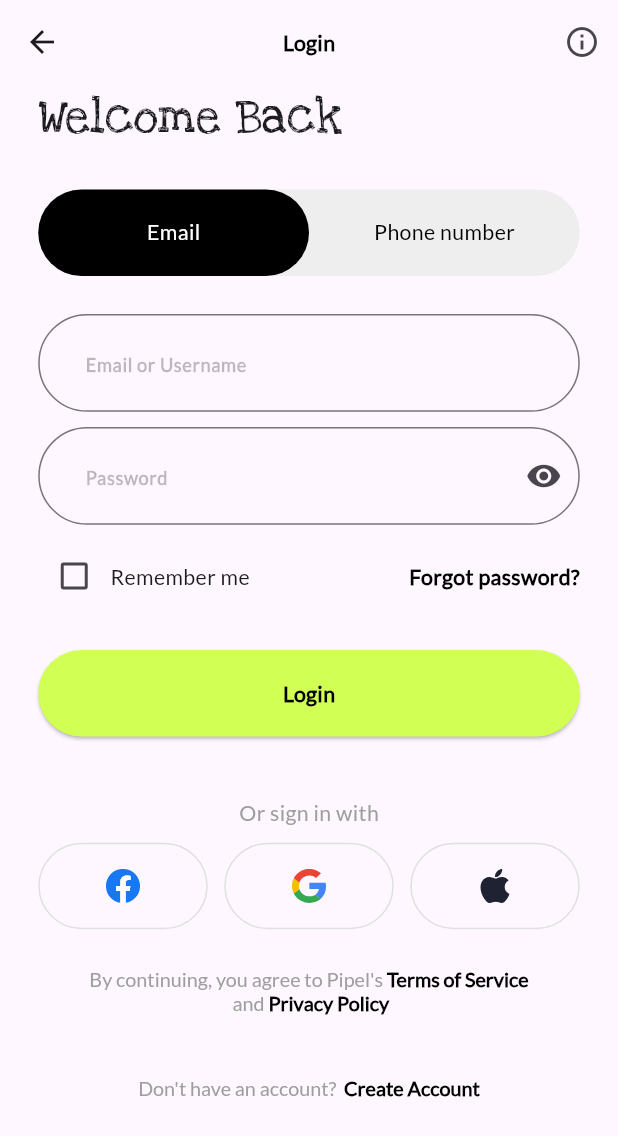
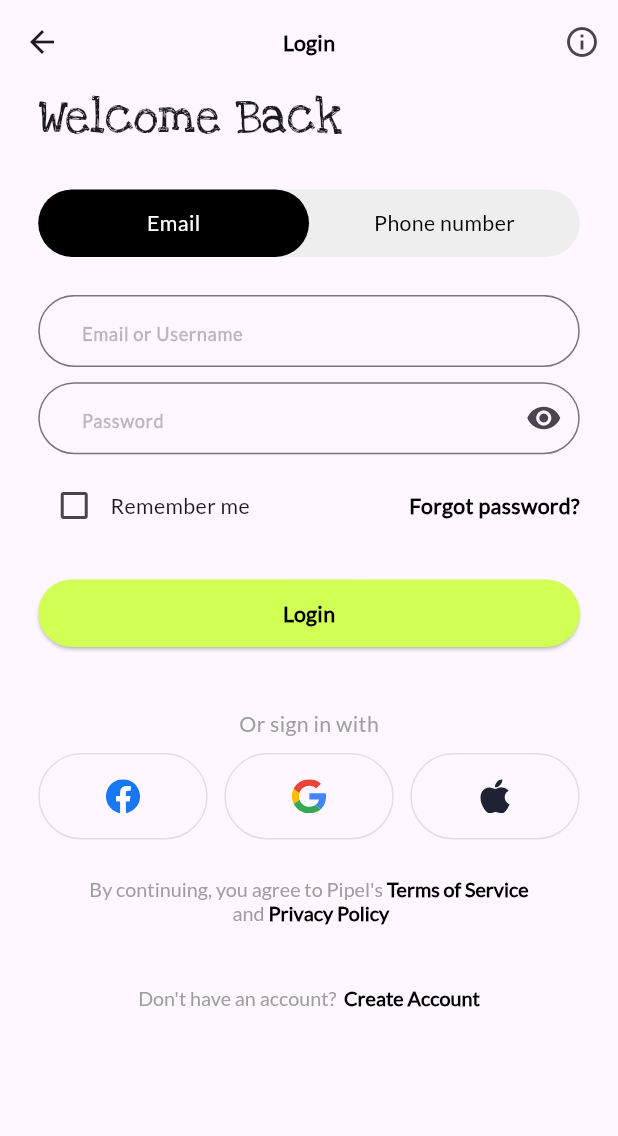
Before and after one commit to Olamidotune/Rootscards, a Flutter app: the SignInScreen screen opened by its route, on a phone screen of 412 x 824 dp. Shown: the top 1136 px of the screen. Run offline on Flutter 3.47's test engine with Material 3 defaults, Android fonts, the light colour scheme and no system bars; our stand-ins replace bloc, carousel_slider, device_info_plus, email_validator, equatable, flutter_bloc and 5 more; accounts and stored records are empty; Roboto replaces fonts that are missing (lato).

Commit message:
chore: adjusted the button and textfield sizes

```diff
--- a/lib/src/presentation/screens/auth/sign_in/sign_in.dart
+++ b/lib/src/presentation/screens/auth/sign_in/sign_in.dart
@@ -10,7 +10,7 @@ import 'package:rootscards/blocs/auth/auth_event.dart';
 import 'package:rootscards/blocs/auth/auth_state.dart';
 import 'package:rootscards/config/dimensions.dart';
 import 'package:rootscards/helper/helper_function.dart';
-import 'package:rootscards/src/shared/widgets/text_field.dart';
+import 'package:rootscards/src/shared/widgets/custom_text_form_field.dart';
 import '../otp.dart';
 import '../passowrd/forgot_password.dart';
 import '../../space/space_screen.dart';
@@ -139,7 +139,7 @@ class _SignInScreenState extends State<SignInScreen>
                 Padding(
                   padding: EdgeInsets.symmetric(horizontal: 5.w),
                   child: Container(
-                    height: .07.sh,
+                    height: 45,
                     decoration: BoxDecoration(
                         borderRadius: BorderRadius.circular(60.w),
                         color: Colors.grey.shade200),
@@ -423,10 +423,11 @@ class _SignInScreenState extends State<SignInScreen>
                           physics: BouncingScrollPhysics(),
                           child: Column(
                             children: [
-                              TextFormField(
-                                keyboardType: TextInputType.phone,
+                              CustomTextField(
                                 controller: _phoneNumberController,
-                                textInputAction: TextInputAction.next,
+                                textInputAction: TextInputAction.go,
+                                hintText: 'Phone number',
+                                textInputType: TextInputType.number,
                                 inputFormatters: [
                                   FilteringTextInputFormatter.allow(
                                     RegExp(
@@ -434,35 +435,6 @@ class _SignInScreenState extends State<SignInScreen>
                                     ),
                                   ),
                                 ],
-                                style: Theme.of(context)
-                                    .textTheme
-                                    .bodySmall!
-                                    .copyWith(
-                                      color: Colors.black,
-                                    ),
-                                decoration: InputDecoration(
-                                  contentPadding: EdgeInsets.symmetric(
-                                      vertical: .035.sh, horizontal: 25.w),
-                                  hintText: "Phone number",
-                                  hintStyle: const TextStyle(
-                                      color: Colors.black26,
-                                      fontWeight: FontWeight.bold),
-                                  border: OutlineInputBorder(
-                                    borderSide:
-                                        BorderSide(color: Colors.grey.shade200),
-                                    borderRadius: BorderRadius.all(
-                                      Radius.circular(60.w),
-                                    ),
-                                  ),
-                                  focusedBorder: OutlineInputBorder(
-                                    borderSide: BorderSide(color: Colors.green),
-                                    borderRadius: BorderRadius.all(
-                                      Radius.circular(
-                                        60.w,
-                                      ),
-                                    ),
-                                  ),
-                                ),
                               ),
                               AppSpacing.verticalSpaceMedium,
                               Button(
--- a/lib/src/presentation/screens/auth/sign_up/second_sign_up_screen.dart
+++ b/lib/src/presentation/screens/auth/sign_up/second_sign_up_screen.dart
@@ -6,7 +6,7 @@ import 'package:rootscards/extensions/build_context.dart';
 import 'package:rootscards/src/presentation/screens/auth/sign_in/sign_in.dart';
 import 'package:rootscards/src/shared/widgets/button.dart';
 import 'package:rootscards/src/shared/widgets/small_social_button.dart';
-import 'package:rootscards/src/shared/widgets/text_field.dart';
+import 'package:rootscards/src/shared/widgets/custom_text_form_field.dart';
 
 class SecondSignUpScreen extends StatefulWidget {
   static const String routeName = "sign_up second screen";
--- a/lib/src/presentation/screens/auth/sign_up/sign_up.dart
+++ b/lib/src/presentation/screens/auth/sign_up/sign_up.dart
@@ -11,7 +11,7 @@ import 'package:rootscards/config/colors.dart';
 import 'package:rootscards/config/dimensions.dart';
 import 'package:rootscards/extensions/build_context.dart';
 import 'package:rootscards/src/presentation/screens/auth/sign_up/second_sign_up_screen.dart';
-import 'package:rootscards/src/shared/widgets/text_field.dart';
+import 'package:rootscards/src/shared/widgets/custom_text_form_field.dart';
 import '../sign_in/sign_in.dart';
 import 'package:rootscards/src/shared/widgets/button.dart';
 import 'package:rootscards/src/shared/widgets/small_social_button.dart';
--- a/lib/src/shared/widgets/button.dart
+++ b/lib/src/shared/widgets/button.dart
@@ -30,8 +30,9 @@ class Button extends StatelessWidget {
   Widget build(BuildContext context) {
     return Container(
       width: double.infinity,
-       height: .07.sh,
+       height: 45,
       child: ElevatedButton(
+
         style: ButtonStyle(
           backgroundColor:
               WidgetStateProperty.resolveWith<Color>((Set<WidgetState> states) {
--- a/lib/src/shared/widgets/carousel_inidicator.dart
+++ b/lib/src/shared/widgets/carousel_inidicator.dart
@@ -12,6 +12,7 @@ class CarouselIndicator extends StatelessWidget {
   final Color inactiveIndicatorColor;
 
   CarouselIndicator({
+    super.key,
     required this.count,
     required this.currentIndex,
     this.activeIndicatorLength = 20,
--- a/lib/src/shared/widgets/text_field.dart
+++ b/lib/src/shared/widgets/custom_text_form_field.dart
@@ -1,5 +1,5 @@
-
 import 'package:flutter/material.dart';
+import 'package:flutter/services.dart';
 import 'package:flutter_screenutil/flutter_screenutil.dart';
 
 class CustomTextField extends StatelessWidget {
@@ -28,6 +28,7 @@ class CustomTextField extends StatelessWidget {
     this.textCapitalization,
     this.onEditingComplete,
     required this.textInputType,
+    this.inputFormatters,
   });
 
   final TextEditingController? controller;
@@ -53,11 +54,13 @@ class CustomTextField extends StatelessWidget {
   final TextCapitalization? textCapitalization;
   final VoidCallback? onEditingComplete;
   final TextInputType textInputType;
+  final List<TextInputFormatter>? inputFormatters;
 
   @override
   Widget build(BuildContext context) {
     return TextFormField(
       keyboardType: textInputType,
+      inputFormatters: inputFormatters,
       controller: controller,
       textInputAction: textInputAction,
       validator: validator,
@@ -69,8 +72,7 @@ class CustomTextField extends StatelessWidget {
         suffixIcon: suffixIcon,
         prefix: prefix,
         prefixIcon: prefixIcon,
-        contentPadding:
-            EdgeInsets.symmetric(vertical: .025.sh, horizontal: 25.w),
+        contentPadding: EdgeInsets.symmetric(vertical: 10, horizontal: 25),
         hintStyle: Theme.of(context)
             .textTheme
             .bodySmall!
@@ -90,15 +92,6 @@ class CustomTextField extends StatelessWidget {
           ),
         ),
       ),
-      // validator: (value) {
-      //   if (EmailValidator.validate(value?.trim() ?? "")) {
-      //     return null;
-      //   }
-      //   return "Please provide a valid email address";
-      // },
-      // style: Theme.of(context).textTheme.bodySmall!.copyWith(
-      //       color: Colors.black,
-      //     ),
     );
   }
 }
```
